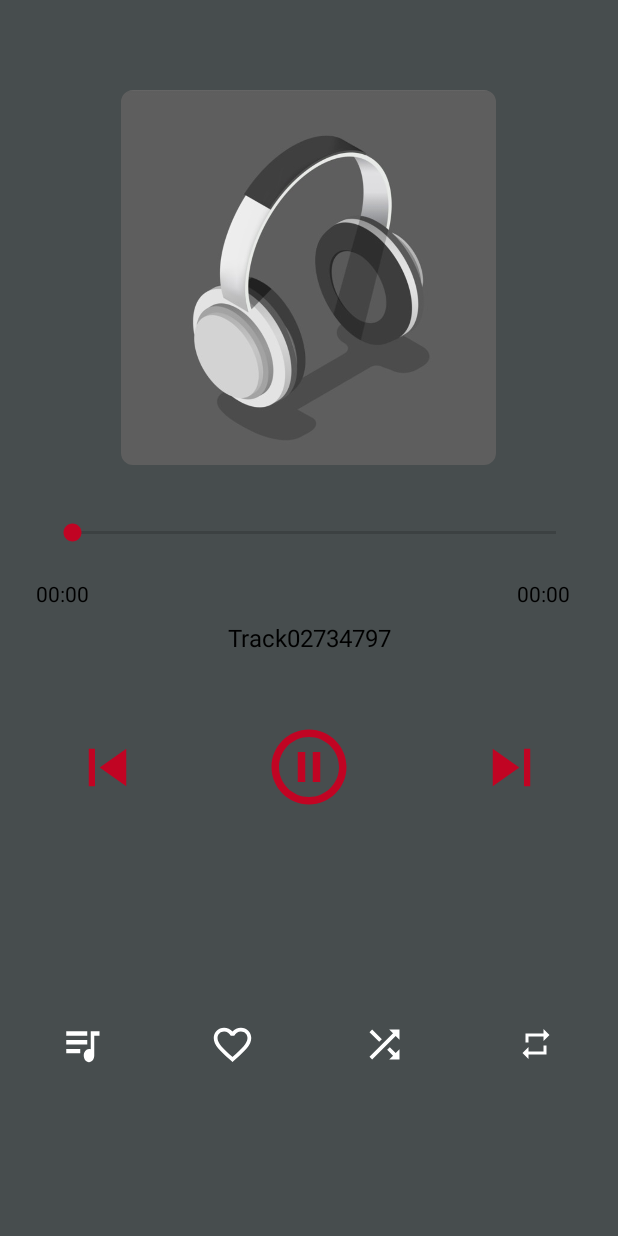
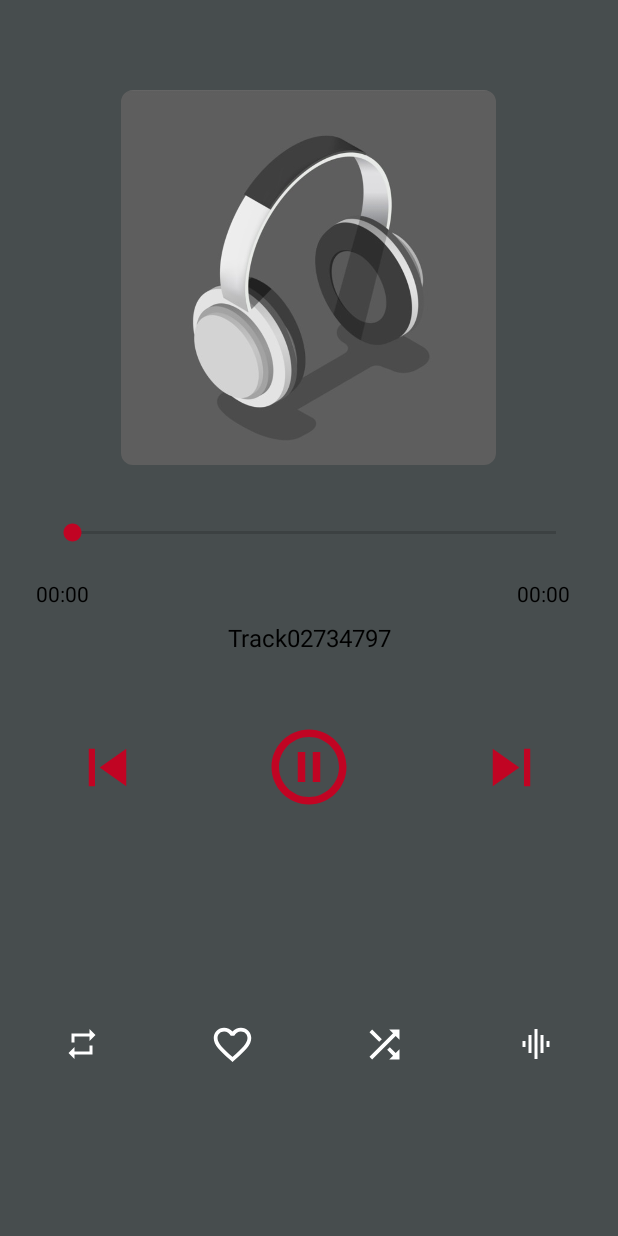
Before and after one commit to afsalmuhammed97/MusicPlayer, an Android app: the PlayScreenActivity screen opened directly, with no data from a screen before it, on a phone screen of 412 x 824 dp. Run offline under Robolectric (Android 15) with nearby library versions, the phone set to English and light mode, and no system bars; our stand-ins replace EventBus; 7 statements that could not run were skipped.

Commit message:
twenty three th commit twenty four th commit twenty five th commit twenty six th commit twenty seventh commit

```diff
--- a/app/src/main/java/com/practies/musicapp/fragments/AlSongsFragment.kt
+++ b/app/src/main/java/com/practies/musicapp/fragments/AlSongsFragment.kt
@@ -176,8 +176,8 @@ fun customAlertDialog(position: Int) {
                     play=musicServices!!.favMusicDa.getPlayList(tempPlayListName) as ArrayList<Music>
 
                     Log.i("PLY List",play.toString())
-
                 }
+                Toast.makeText(context,"One song added to Playlist ",Toast.LENGTH_SHORT).show()
             }else{
                 Toast.makeText(context,"This song already exist ",Toast.LENGTH_SHORT).show()
             }
--- a/app/src/main/java/com/practies/musicapp/model/Music.kt
+++ b/app/src/main/java/com/practies/musicapp/model/Music.kt
@@ -22,6 +22,5 @@ data class Music(
     @ColumnInfo val artUri:String,
     @ColumnInfo var play_list_name:String ): Serializable
 
-
-
+var lastPlayedSongId:String=""
 var musicServices: WeakReference<MusicServices>?=null
--- a/app/src/main/java/com/practies/musicapp/service/MusicServices.kt
+++ b/app/src/main/java/com/practies/musicapp/service/MusicServices.kt
@@ -21,6 +21,7 @@ import com.practies.musicapp.model.Music
 import com.practies.musicapp.R
 import com.practies.musicapp.favorite
 import com.practies.musicapp.interfaces.OnSongComplete
+import com.practies.musicapp.model.lastPlayedSongId
 import com.practies.musicapp.musicDatabase.MusicDao
 import com.practies.musicapp.musicDatabase.MusicDatabase
 import com.practies.musicapp.notifications.ApplicationClass
@@ -46,6 +47,7 @@ class MusicServices :Service(),MediaPlayer.OnCompletionListener  {
     var currentIndex = 0
     val intervell = 1000
     var isPlaying = false
+    var isPause=false
     companion object{     var songCurrentTitle:String =""}
      lateinit var  favMusicDa:MusicDao
     lateinit var seekBar: SeekBar
@@ -217,6 +219,7 @@ class MusicServices :Service(),MediaPlayer.OnCompletionListener  {
             mediaPlayer.prepare()
             mediaPlayer.start()
             isPlaying = true
+
              songCurrentTitle=musiclistSe[currentIndex].title
         } catch (e: Exception) {
             return
@@ -263,6 +266,7 @@ class MusicServices :Service(),MediaPlayer.OnCompletionListener  {
 
         } else {
             mediaPlayer.pause()
+            lastPlayedSongId= musiclistSe[currentIndex].id
             seekBar.removeCallbacks(progressRunner)
             isPlaying = false
         }
--- /dev/null
+++ b/app/src/main/res/drawable/equlizer.xml
@@ -0,0 +1,5 @@
+<vector android:height="24dp" android:tint="#FFFFFF"
+    android:viewportHeight="24" android:viewportWidth="24"
+    android:width="24dp" xmlns:android="http://schemas.android.com/apk/res/android">
+    <path android:fillColor="@android:color/white" android:pathData="M7,18h2L9,6L7,6v12zM11,22h2L13,2h-2v20zM3,14h2v-4L3,10v4zM15,18h2L17,6h-2v12zM19,10v4h2v-4h-2z"/>
+</vector>
--- a/app/src/main/res/layout/activity_play_screen2.xml
+++ b/app/src/main/res/layout/activity_play_screen2.xml
@@ -145,13 +145,13 @@
         app:layout_constraintTop_toBottomOf="@+id/play_box">
 
         <ImageButton
-            android:id="@+id/playlist_button"
+            android:id="@+id/repeat_bt"
             android:layout_width="0dp"
             android:layout_height="48dp"
             android:layout_weight="1"
             android:background="@android:color/transparent"
             android:padding="4dp"
-            android:src="@drawable/library"
+            android:src="@drawable/repeat"
             tools:ignore="SpeakableTextPresentCheck"
             android:contentDescription="@string/library_bt"/>
 
@@ -178,13 +178,13 @@
             android:contentDescription="@string/shuffle_bt"/>
 
         <ImageButton
-            android:id="@+id/repeat_bt"
+            android:id="@+id/equalizer_bt"
             android:layout_width="0dp"
             android:layout_height="48dp"
             android:layout_weight="1"
             android:background="@android:color/transparent"
             android:padding="4dp"
-            android:src="@drawable/repeat"
+            android:src="@drawable/equlizer"
             tools:ignore="SpeakableTextPresentCheck"
             android:contentDescription="@string/option_bt"/>
 
```
Also changed, not shown: app/src/main/java/com/practies/musicapp/PlayScreenActivity.kt (+13 -4 lines).
